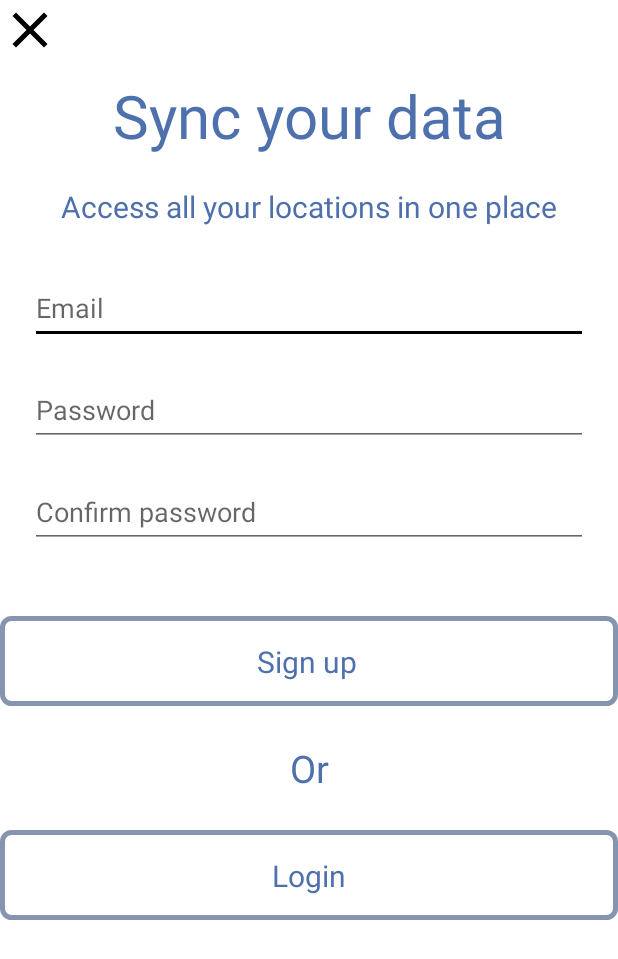
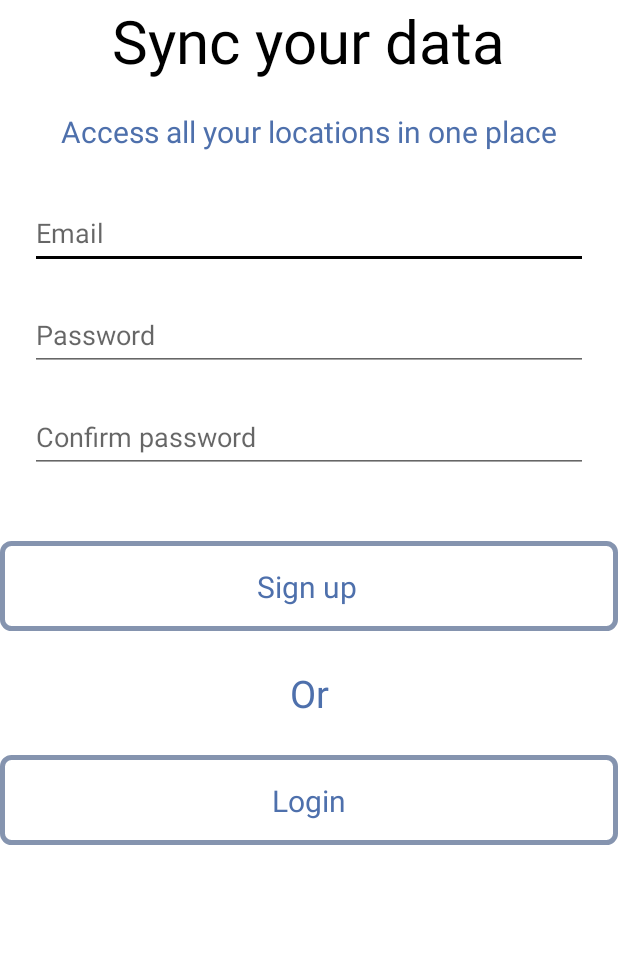
Before and after one commit to JoshMkhari/Carte, an Android app: the fragment Fragment_Register shown on its own in the app's theme, on a phone screen of 412 x 824 dp. Shown: the top 959 px of the screen. Run offline under Robolectric (Android 15) with nearby library versions, the phone set to English and light mode, and no system bars.

Commit message:
Register and login fragments setup code complete

```diff
--- a/app/src/main/java/com/carte/navigator/menu/sub/account/Fragment_Register.java
+++ b/app/src/main/java/com/carte/navigator/menu/sub/account/Fragment_Register.java
@@ -3,10 +3,13 @@ package com.carte.navigator.menu.sub.account;
 import android.os.Bundle;
 
 import androidx.fragment.app.Fragment;
+import androidx.navigation.Navigation;
 
 import android.view.LayoutInflater;
 import android.view.View;
 import android.view.ViewGroup;
+import android.widget.EditText;
+import android.widget.ImageButton;
 
 import com.carte.navigator.R;
 
@@ -16,10 +19,28 @@ import com.carte.navigator.R;
  */
 public class Fragment_Register extends Fragment {
 
+
+    private EditText email;
+    private EditText password;
+    private EditText confirmPassword;
+    private ImageButton signUp;
+    private ImageButton loginWithEmail;
+
     @Override
     public View onCreateView(LayoutInflater inflater, ViewGroup container,
                              Bundle savedInstanceState) {
         // Inflate the layout for this fragment
-        return inflater.inflate(R.layout.fragment_register, container, false);
+        View register = inflater.inflate(R.layout.fragment_register, container, false);
+
+        email = register.findViewById(R.id.RegisterEmail_EditText);
+        password = register.findViewById(R.id.RegisterPassword_EditText);
+        confirmPassword = register.findViewById(R.id.RegisterConfirmPassword_EditText);
+
+        loginWithEmail = register.findViewById(R.id.RegisterLoginEmail_Button);
+        signUp = register.findViewById(R.id.SignEmail_Button);
+
+
+        loginWithEmail.setOnClickListener(v -> Navigation.findNavController(register).navigate(R.id.action_fragment_Register_to_fragment_Login));
+        return register;
     }
 }
--- a/app/src/main/res/drawable/ic_baseline_close_24.xml
+++ b/app/src/main/res/drawable/ic_baseline_close_24.xml
@@ -1,6 +1,6 @@
-<vector android:height="24dp" android:tint="#000000"
+<vector android:height="24dp" android:tint="?colorSecondary"
     android:viewportHeight="24" android:viewportWidth="24"
     android:width="24dp" xmlns:android="http://schemas.android.com/apk/res/android">
-    <path android:fillColor="?colorOnPrimary"
+    <path android:fillColor="?colorSecondary"
         android:pathData="M19,6.41L17.59,5 12,10.59 6.41,5 5,6.41 10.59,12 5,17.59 6.41,19 12,13.41 17.59,19 19,17.59 13.41,12z"/>
 </vector>
--- a/app/src/main/res/layout/fragment_register.xml
+++ b/app/src/main/res/layout/fragment_register.xml
@@ -6,27 +6,18 @@
     xmlns:app="http://schemas.android.com/apk/res-auto"
     tools:context=".menu.sub.account.Fragment_Register">
 
-    <ImageButton
-        android:id="@+id/RegisterClose_button"
-        android:layout_width="40dp"
-        android:layout_height="40dp"
-        android:background="@drawable/ic_baseline_close_24"
-        android:contentDescription="@string/back_button"
-        app:layout_constraintStart_toStartOf="parent"
-        app:layout_constraintTop_toTopOf="parent"
-        tools:ignore="ImageContrastCheck" />
 
     <TextView
         android:id="@+id/RegisterTitle_textview"
         android:layout_width="wrap_content"
         android:layout_height="wrap_content"
-        android:layout_marginTop="10dp"
         android:text="Sync your data"
-        android:textColor="@color/main_text_color"
+        android:textColor="?colorSecondary"
         android:textSize="40sp"
         app:layout_constraintEnd_toEndOf="parent"
+        app:layout_constraintHorizontal_bias="0.496"
         app:layout_constraintStart_toStartOf="parent"
-        app:layout_constraintTop_toBottomOf="@+id/RegisterClose_button" />
+        app:layout_constraintTop_toTopOf="parent" />
 
     <TextView
         android:id="@+id/RegisterSubHeading_TextView"
```
Also changed, not shown: app/src/main/java/com/carte/navigator/MainActivity.java (+8 -0 lines), app/src/main/java/com/carte/navigator/menu/sub/account/Fragment_Account_Details.java (deleted, +0 -66 lines), app/src/main/java/com/carte/navigator/menu/sub/account/Fragment_Login.java (+13 -1 lines), app/src/main/res/layout/bottom_sheet_sub_menu_layout.xml (+13 -1 lines), app/src/main/res/layout/fragment_account_details.xml (deleted, +0 -14 lines), app/src/main/res/layout/fragment_login.xml (+2 -12 lines), app/src/main/res/navigation/navigation_account.xml (+1 -13 lines).
